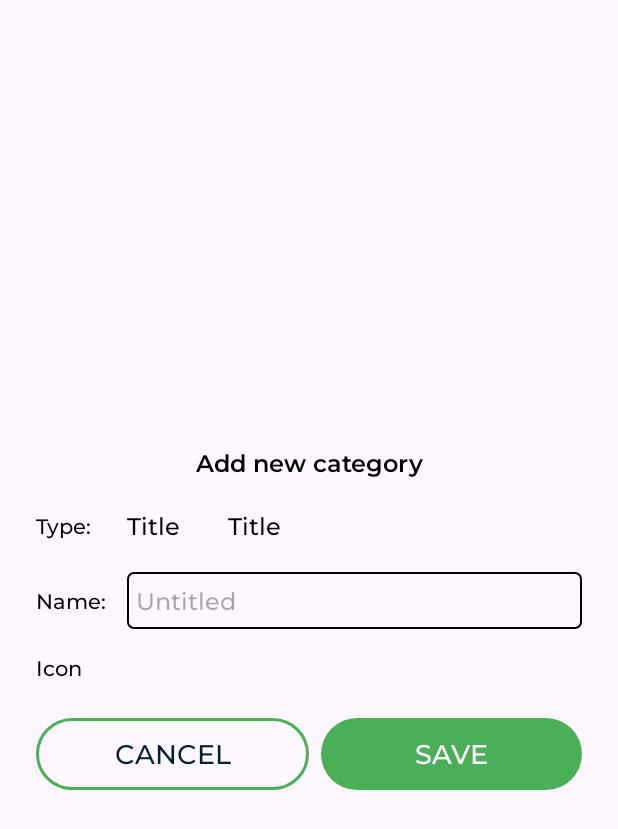
After one commit to TheShivamPatel/MyMoney, an Android app: the layout category_operation_dialog.xml on its own in the app's theme, with its tools: preview values and no code run, on a phone screen of 412 x 824 dp. The commit adds this screen. Shown: the top 829 px of the screen. Run offline under Robolectric (Android 15) with nearby library versions, the phone set to English and light mode, and no system bars.

Commit message:
Implemented dynamic reusable category operations

```diff
--- a/app/src/main/java/com/mymoney/android/home/fragments/records/RecordsFragment.kt
+++ b/app/src/main/java/com/mymoney/android/home/fragments/records/RecordsFragment.kt
@@ -21,6 +21,7 @@ import com.mymoney.android.home.repository.FinanceRepository
 import com.mymoney.android.popUpFragments.recordsFilterBottomSheet.RecordFilterBottomSheet
 import com.mymoney.android.roomDB.daos.TransactionDao
 import com.mymoney.android.roomDB.database.MyMoneyDatabase
+import com.mymoney.android.viewUtils.ViewUtils
 
 class RecordsFragment : Fragment(R.layout.fragment_records) {
 
@@ -61,6 +62,9 @@ class RecordsFragment : Fragment(R.layout.fragment_records) {
             requireActivity(),
             RecordsViewModelProvider(repository, financeRepository)
         )[RecordsViewModel::class.java]
+
+        viewModel.observeRecords()
+
         setUpViewMode()
         setUpOnClick()
         setUpAccountSummary()
@@ -103,6 +107,7 @@ class RecordsFragment : Fragment(R.layout.fragment_records) {
     private fun setUpRecyclerView() {
         binding.recordsRv.layoutManager = LinearLayoutManager(context)
         viewModel.allRecords.observe(viewLifecycleOwner, Observer { records ->
+            context?.let { ViewUtils.showToast(it, records.size.toString()) }
             recordsAdapter = context?.let {
                 RecordsAdapter(records, it, object : RecordsAdapter.ItemClickListener {
                     override fun onItemClick(id: Int) {
@@ -115,5 +120,4 @@ class RecordsFragment : Fragment(R.layout.fragment_records) {
             binding.recordsRv.adapter = recordsAdapter
         })
     }
-
 }
--- a/app/src/main/java/com/mymoney/android/home/fragments/records/viewModel/RecordsViewModel.kt
+++ b/app/src/main/java/com/mymoney/android/home/fragments/records/viewModel/RecordsViewModel.kt
@@ -52,11 +52,7 @@ class RecordsViewModel(
     private var currentYear = currentDate.year
     private var lastSelectedViewMode: String = FilterTimePeriod.DAILY.name
 
-    init {
-        observeRecords()
-    }
-
-    private fun observeRecords() {
+    fun observeRecords() {
         repo.getAllTransactionsWithDetails().observeForever { response ->
             response?.let {
                 val dateTimeFormatter =
--- a/app/src/main/java/com/mymoney/android/roomDB/daos/CategoryDao.kt
+++ b/app/src/main/java/com/mymoney/android/roomDB/daos/CategoryDao.kt
@@ -6,6 +6,7 @@ import androidx.room.Delete
 import androidx.room.Insert
 import androidx.room.OnConflictStrategy
 import androidx.room.Query
+import androidx.room.Update
 import com.mymoney.android.roomDB.data.Category
 
 @Dao
@@ -16,6 +17,9 @@ interface CategoryDao{
 
     @Delete
     suspend fun deleteCategory(category: Category)
+
+    @Update
+    suspend fun updateCategory(category: Category)
 
     @Insert(onConflict = OnConflictStrategy.REPLACE)
     suspend fun insertCategoryList(categoryList: List<Category>)
--- a/app/src/main/java/com/mymoney/android/utils/DefaultRoomData.kt
+++ b/app/src/main/java/com/mymoney/android/utils/DefaultRoomData.kt
@@ -13,7 +13,6 @@ object DefaultAccounts {
         )
     }
 }
-
 
 object DefaultCategories {
 
--- /dev/null
+++ b/app/src/main/res/layout/category_operation_dialog.xml
@@ -0,0 +1,160 @@
+<?xml version="1.0" encoding="utf-8"?>
+<androidx.constraintlayout.widget.ConstraintLayout xmlns:android="http://schemas.android.com/apk/res/android"
+    xmlns:app="http://schemas.android.com/apk/res-auto"
+    android:layout_width="match_parent"
+    android:layout_height="wrap_content"
+    android:layout_gravity="center"
+    android:layout_margin="@dimen/size_8"
+    android:gravity="center"
+    android:paddingStart="@dimen/size_16"
+    android:paddingTop="@dimen/size_24"
+    android:paddingEnd="@dimen/size_16"
+    android:paddingBottom="@dimen/size_24">
+
+    <TextView
+        android:id="@+id/textView2"
+        style="@style/headlineMedium"
+        android:layout_width="wrap_content"
+        android:layout_height="wrap_content"
+        android:text="@string/add_new_category"
+        app:layout_constraintEnd_toEndOf="parent"
+        app:layout_constraintHorizontal_bias="0.5"
+        app:layout_constraintStart_toStartOf="parent"
+        app:layout_constraintTop_toTopOf="parent" />
+
+    <LinearLayout
+        android:id="@+id/typeLL"
+        android:layout_width="match_parent"
+        android:layout_height="wrap_content"
+        android:layout_marginTop="@dimen/size_20"
+        android:orientation="horizontal"
+        android:visibility="visible"
+        app:layout_constraintEnd_toEndOf="parent"
+        app:layout_constraintHorizontal_bias="0.5"
+        app:layout_constraintStart_toStartOf="parent"
+        app:layout_constraintTop_toBottomOf="@+id/textView2">
+
+        <TextView
+            style="@style/bodyMedium"
+            android:layout_width="match_parent"
+            android:layout_height="wrap_content"
+            android:layout_gravity="center"
+            android:layout_weight="5"
+            android:text="@string/type" />
+
+        <LinearLayout
+            android:layout_width="match_parent"
+            android:layout_height="wrap_content"
+            android:layout_weight="1"
+            android:orientation="horizontal">
+
+            <include
+                android:id="@+id/incomeCheckItem"
+                layout="@layout/checkbox_item"
+                android:layout_width="wrap_content"
+                android:layout_height="wrap_content" />
+
+            <include
+                android:id="@+id/expenseCheckItem"
+                layout="@layout/checkbox_item"
+                android:layout_width="wrap_content"
+                android:layout_height="wrap_content"
+                android:layout_marginStart="@dimen/size_32" />
+        </LinearLayout>
+
+    </LinearLayout>
+
+    <LinearLayout
+        android:id="@+id/inputNameLL"
+        android:layout_width="match_parent"
+        android:layout_height="wrap_content"
+        android:layout_marginTop="@dimen/size_20"
+        android:orientation="horizontal"
+        app:layout_constraintEnd_toEndOf="parent"
+        app:layout_constraintHorizontal_bias="0.5"
+        app:layout_constraintStart_toStartOf="parent"
+        app:layout_constraintTop_toBottomOf="@+id/typeLL">
+
+        <TextView
+            style="@style/bodyMedium"
+            android:layout_width="match_parent"
+            android:layout_height="wrap_content"
+            android:layout_gravity="center"
+            android:layout_weight="5"
+            android:text="@string/name" />
+
+        <EditText
+            android:id="@+id/nameEdt"
+            style="@style/bodyLarge"
+            android:layout_width="match_parent"
+            android:layout_height="wrap_content"
+            android:layout_weight="1"
+            android:background="@drawable/rounded_stroke_bg"
+            android:paddingHorizontal="@dimen/size_6"
+            android:paddingVertical="@dimen/size_8"
+            android:hint="@string/untitled"/>
+    </LinearLayout>
+
+    <TextView
+        android:id="@+id/textView3"
+        style="@style/bodyMedium"
+        android:layout_width="wrap_content"
+        android:layout_height="wrap_content"
+        android:layout_gravity="center"
+        android:layout_marginTop="@dimen/size_16"
+        android:text="@string/icon"
+        app:layout_constraintStart_toStartOf="parent"
+        app:layout_constraintTop_toBottomOf="@+id/inputNameLL" />
+
+    <androidx.recyclerview.widget.RecyclerView
+        android:id="@+id/iconsRecyclerView"
+        android:layout_width="match_parent"
+        android:layout_height="wrap_content"
+        android:layout_marginTop="@dimen/size_8"
+        android:background="@drawable/rounded_stroke_bg"
+        app:layout_constraintEnd_toEndOf="parent"
+        app:layout_constraintHorizontal_bias="0.5"
+        app:layout_constraintStart_toStartOf="parent"
+        app:layout_constraintTop_toBottomOf="@+id/textView3" />
+
+    <LinearLayout
+        android:id="@+id/buttonsLL"
+        android:layout_width="match_parent"
+        android:layout_height="wrap_content"
+        android:layout_marginTop="@dimen/size_16"
+        android:orientation="horizontal"
+        app:layout_constraintEnd_toEndOf="parent"
+        app:layout_constraintHorizontal_bias="0.5"
+        app:layout_constraintStart_toStartOf="parent"
+        app:layout_constraintTop_toBottomOf="@+id/iconsRecyclerView">
+
+        <androidx.appcompat.widget.AppCompatButton
+            android:id="@+id/deleteBtn"
+            style="@style/secondaryButtonStyle"
+            android:layout_width="match_parent"
+            android:layout_height="wrap_content"
+            android:layout_marginEnd="@dimen/size_8"
+            android:layout_weight="1"
+            android:text="@string/delete"
+            android:visibility="gone" />
+
+        <androidx.appcompat.widget.AppCompatButton
+            android:id="@+id/cancelBtn"
+            style="@style/secondaryButtonStyle"
+            android:layout_width="match_parent"
+            android:layout_height="wrap_content"
+            android:layout_weight="1"
+            android:text="@string/cancel" />
+
+        <androidx.appcompat.widget.AppCompatButton
+            android:id="@+id/saveBtn"
+            style="@style/primaryButtonStyle"
+            android:layout_width="match_parent"
+            android:layout_height="wrap_content"
+            android:layout_marginStart="@dimen/size_8"
+            android:layout_weight="1"
+            android:text="@string/save" />
+
+    </LinearLayout>
+
+</androidx.constraintlayout.widget.ConstraintLayout>
--- a/app/src/main/res/values/strings.xml
+++ b/app/src/main/res/values/strings.xml
@@ -18,5 +18,15 @@
     <string name="hello_blank_fragment">Hello blank fragment</string>
     <string name="select_an_account">Select an account</string>
     <string name="apply">Apply</string>
+    <string name="add_new_category">Add new category</string>
+    <string name="type">Type:</string>
+    <string name="name">Name:</string>
+    <string name="icon">Icon</string>
+    <string name="save">SAVE</string>
+    <string name="cancel">CANCEL</string>
+    <string name="delete">DELETE</string>
+    <string name="edit_category">Edit category</string>
+    <string name="add_new_category_capital">ADD NEW CATEGORY</string>
+    <string name="untitled">Untitled</string>
 
 </resources>
--- a/app/src/main/res/values/themes.xml
+++ b/app/src/main/res/values/themes.xml
@@ -23,7 +23,7 @@
     <style name="secondaryButtonStyle" parent="Widget.AppCompat.Button">
         <item name="android:layout_width">match_parent</item>
         <item name="android:layout_height">@dimen/size_56</item>
-        <item name="android:background">@drawable/rounded_secondary_button_bg</item>
+        <item name="android:background">@drawable/rounded_primary_stroke_bg</item>
         <item name="android:textColor">@color/primary_dark_color</item>
         <item name="android:textSize">@dimen/button_text_size</item>
         <item name="textAllCaps">false</item>
```
Also changed, not shown: app/src/main/java/com/mymoney/android/home/fragments/category/CategoryFragment.kt (+79 -6 lines), app/src/main/java/com/mymoney/android/home/fragments/category/adapter/CategoryAdapter.kt (+7 -2 lines), app/src/main/java/com/mymoney/android/home/fragments/category/repository/CategoryRepository.kt (+7 -0 lines), app/src/main/java/com/mymoney/android/home/fragments/category/viewmodel/CategoryViewModel.kt (+12 -0 lines), app/src/main/java/com/mymoney/android/popUpFragments/categoryCreationUpdationDialog/CategoryCreationUpdationDialog.kt (added, +237 -0 lines), app/src/main/java/com/mymoney/android/popUpFragments/categoryCreationUpdationDialog/adapter/CategoryIconsAdapter.kt (added, +55 -0 lines), app/src/main/java/com/mymoney/android/popUpFragments/categoryCreationUpdationDialog/dialogListener/DialogListener.kt (added, +9 -0 lines), app/src/main/res/layout/fragment_category.xml (+12 -0 lines), app/src/main/res/layout/selectable_icon_item.xml (added, +21 -0 lines).
